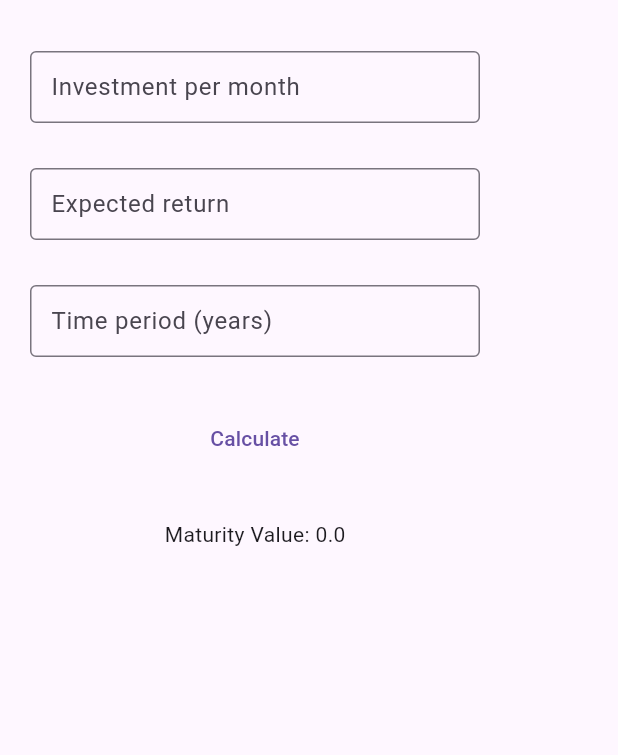
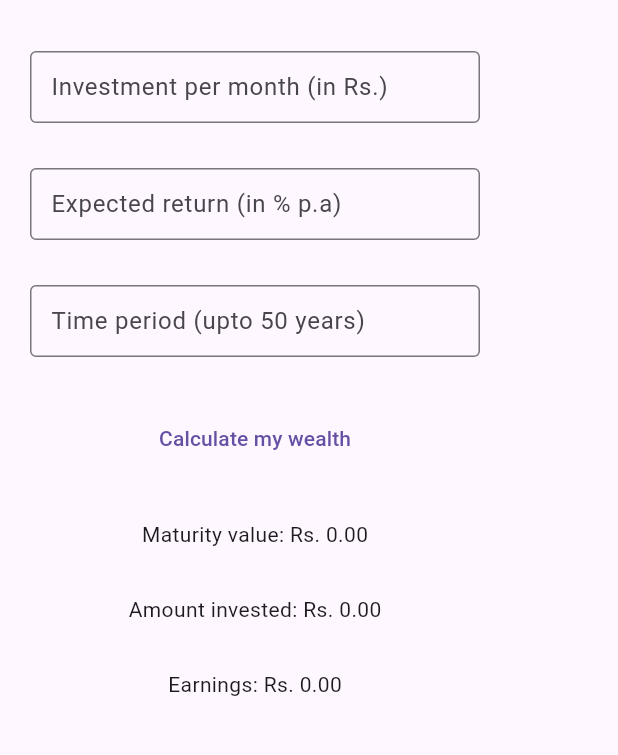
Before and after one commit to samarth-thaker/SIP_Calculator, a Flutter app: the screen it shows after launch, on a phone screen of 412 x 824 dp, the part 63-818 px from its top. Run offline on Flutter 3.47's test engine with Material 3 defaults, Android fonts, the phone set to English and light mode, and no system bars.

Commit message:
Updated Flutter SIP Calculator

```diff
--- a/lib/sipcalculator.dart
+++ b/lib/sipcalculator.dart
@@ -9,27 +9,54 @@ class SIPscreen extends StatefulWidget {
 }
 
 class _SIPscreenState extends State<SIPscreen> {
-  final TextEditingController _monthlyInvestmentController = TextEditingController();
-  final TextEditingController _annualInterestRateController = TextEditingController();
+  final TextEditingController _monthlyInvestmentController =
+      TextEditingController();
+  final TextEditingController _annualInterestRateController =
+      TextEditingController();
   final TextEditingController _yearsController = TextEditingController();
+  //final TextEditingController _amountInvestedController = TextEditingController();
 
   double _maturityValue = 0.0;
+  double _amountInvested = 0.0;
+  double _earnings = 0.0;
 
-  double calculateSIPMaturity(double monthlyInvestment, double annualInterestRate, int years) {
-    double monthlyRate = (annualInterestRate / 100) / 12; // Monthly interest rate
+  double calculateSIPMaturity(
+      double monthlyInvestment, double annualInterestRate, int years) {
+    double monthlyRate =
+        (annualInterestRate / 100) / 12; // Monthly interest rate
     int months = years * 12; // Total number of months
 
-    double maturityValue = monthlyInvestment * (pow(1 + monthlyRate, months) - 1) / monthlyRate * (1 + monthlyRate);
+    double maturityValue = monthlyInvestment *
+        (pow(1 + monthlyRate, months) - 1) /
+        monthlyRate *
+        (1 + monthlyRate);
     return maturityValue;
+  }
+
+  double investedAmount(
+      double monthlyInvestment, double annualInterestRate, int years) {
+    double amountInvested = monthlyInvestment * years * 12;
+    return amountInvested;
+  }
+
+  double amountEarned(
+      double monthlyInvestment, double annualInterestRate, int years) {
+    return calculateSIPMaturity(monthlyInvestment, annualInterestRate, years) -
+        investedAmount(monthlyInvestment, annualInterestRate, years);
   }
 
   void _calculate() {
     double monthlyInvestment = double.parse(_monthlyInvestmentController.text);
-    double annualInterestRate = double.parse(_annualInterestRateController.text);
+    double annualInterestRate =
+        double.parse(_annualInterestRateController.text);
     int years = int.parse(_yearsController.text);
 
     setState(() {
-      _maturityValue = calculateSIPMaturity(monthlyInvestment, annualInterestRate, years);
+      _maturityValue =
+          calculateSIPMaturity(monthlyInvestment, annualInterestRate, years);
+      _amountInvested =
+          investedAmount(monthlyInvestment, annualInterestRate, years);
+      _earnings = amountEarned(monthlyInvestment, annualInterestRate, years);
     });
   }
 
@@ -51,7 +78,7 @@ class _SIPscreenState extends State<SIPscreen> {
                       color: Colors.deepOrange,
                     ),
                   ),
-                  hintText: "Investment per month",
+                  hintText: "Investment per month (in Rs.)",
                   contentPadding: EdgeInsets.symmetric(horizontal: 10.0),
                 ),
                 keyboardType: TextInputType.number,
@@ -68,7 +95,7 @@ class _SIPscreenState extends State<SIPscreen> {
                       color: Colors.deepOrange,
                     ),
                   ),
-                  hintText: "Expected return",
+                  hintText: "Expected return (in % p.a)",
                   contentPadding: EdgeInsets.symmetric(horizontal: 10.0),
                 ),
                 keyboardType: TextInputType.number,
@@ -85,7 +112,7 @@ class _SIPscreenState extends State<SIPscreen> {
                       color: Colors.deepOrange,
                     ),
                   ),
-                  hintText: "Time period (years)",
+                  hintText: "Time period (upto 50 years)",
                   contentPadding: EdgeInsets.symmetric(horizontal: 10.0),
                 ),
                 keyboardType: TextInputType.number,
@@ -94,10 +121,14 @@ class _SIPscreenState extends State<SIPscreen> {
             const SizedBox(height: 30),
             TextButton(
               onPressed: _calculate,
-              child: const Text("Calculate"),
+              child: const Text("Calculate my wealth"),
             ),
             const SizedBox(height: 30),
-            Text('Maturity Value: $_maturityValue'),
+            Text('Maturity value: Rs. ${_maturityValue.toStringAsFixed(2)}'),
+            const SizedBox(height: 30),
+            Text('Amount invested: Rs. ${_amountInvested.toStringAsFixed(2)}'),
+            const SizedBox(height: 30),
+            Text('Earnings: Rs. ${_earnings.toStringAsFixed(2)}'),
           ],
         ),
       ),
```
